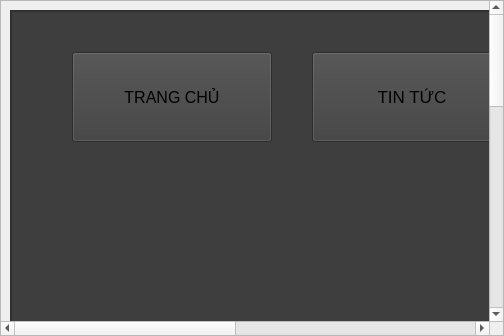
Old version of the form trangchu.ui in the repository Hahahahihihohe/LTUD.
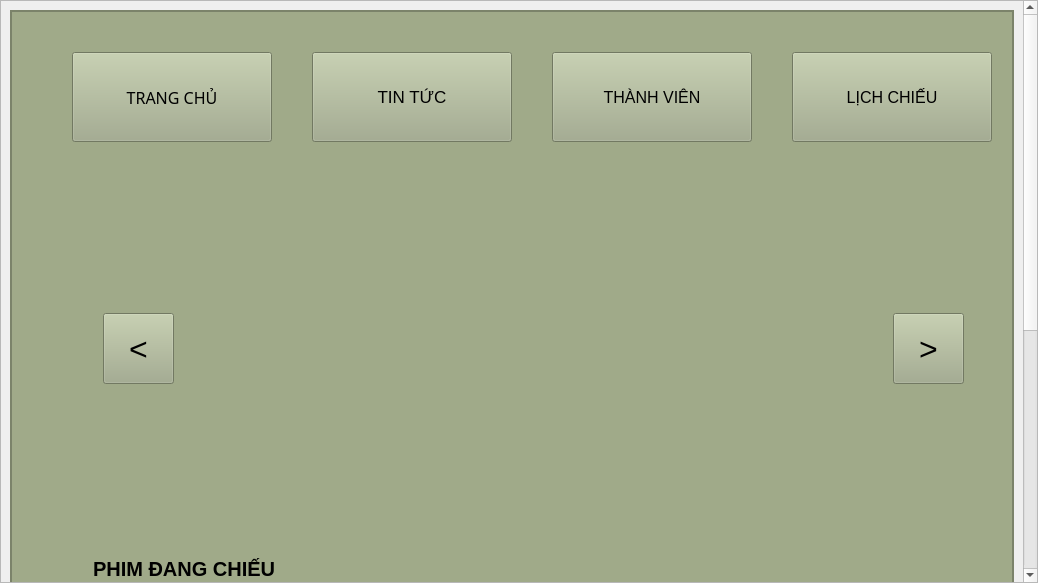
New version of the form. Icons and pictures are not drawn.

What changed in the file:
```diff
--- a/trangchu.ui
+++ b/trangchu.ui
@@ -6,8 +6,8 @@
    <rect>
     <x>0</x>
     <y>0</y>
-    <width>1039</width>
-    <height>0</height>
+    <width>1038</width>
+    <height>583</height>
    </rect>
   </property>
   <property name="windowTitle">
@@ -54,7 +54,7 @@
            </size>
           </property>
           <property name="styleSheet">
-           <string notr="true">background-color: rgb(62, 62, 62);</string>
+           <string notr="true">background-color: rgb(160, 170, 137)</string>
           </property>
           <property name="frameShape">
            <enum>QFrame::StyledPanel</enum>
@@ -340,14 +340,22 @@
                 <widget class="QPushButton" name="phai">
                  <property name="geometry">
                   <rect>
-                   <x>850</x>
+                   <x>870</x>
                    <y>150</y>
                    <width>71</width>
                    <height>71</height>
                   </rect>
                  </property>
+                 <property name="font">
+                  <font>
+                   <pointsize>24</pointsize>
+                  </font>
+                 </property>
                  <property name="styleSheet">
-                  <string notr="true">QPushButton {
+                  <string notr="true">background-color: rgba(0, 0, 0, 0);
+color: rgb(213, 0, 0) ;
+
+QPushButton {
     background-color: rgba(0, 0, 0, 0); /* Nền trong suốt */
     border: none; /* Loại bỏ viền (nếu cần) */
     color: black; /* Màu chữ (có thể thay đổi) */
@@ -355,7 +363,7 @@
 </string>
                  </property>
                  <property name="text">
-                  <string/>
+                  <string>&gt;</string>
                  </property>
                  <property name="checkable">
                   <bool>false</bool>
@@ -364,55 +372,24 @@
                   <bool>true</bool>
                  </property>
                 </widget>
-                <widget class="QLabel" name="label_2">
-                 <property name="geometry">
-                  <rect>
-                   <x>850</x>
-                   <y>150</y>
-                   <width>71</width>
-                   <height>71</height>
-                  </rect>
-                 </property>
-                 <property name="text">
-                  <string/>
-                 </property>
-                 <property name="pixmap">
-                  <pixmap>../../Users/hieun/Downloads/right.png.svg</pixmap>
-                 </property>
-                 <property name="scaledContents">
-                  <bool>true</bool>
-                 </property>
-                </widget>
-                <widget class="QLabel" name="label_3">
-                 <property name="geometry">
-                  <rect>
-                   <x>100</x>
-                   <y>150</y>
-                   <width>71</width>
-                   <height>71</height>
-                  </rect>
-                 </property>
-                 <property name="text">
-                  <string/>
-                 </property>
-                 <property name="pixmap">
-                  <pixmap>../../Users/hieun/Downloads/left-arrow.png</pixmap>
-                 </property>
-                 <property name="scaledContents">
-                  <bool>true</bool>
-                 </property>
-                </widget>
                 <widget class="QPushButton" name="trai">
                  <property name="geometry">
                   <rect>
-                   <x>100</x>
+                   <x>80</x>
                    <y>150</y>
                    <width>71</width>
                    <height>71</height>
                   </rect>
                  </property>
+                 <property name="font">
+                  <font>
+                   <pointsize>24</pointsize>
+                  </font>
+                 </property>
                  <property name="styleSheet">
-                  <string notr="true">QPushButton {
+                  <string notr="true">background-color: rgba(0, 0, 0, 0);
+color: rgb(213, 0, 0) ;
+QPushButton {
     background-color: rgba(0, 0, 0, 0); /* Nền trong suốt */
     border: none; /* Loại bỏ viền (nếu cần) */
     color: black; /* Màu chữ (có thể thay đổi) */
@@ -420,7 +397,7 @@
 </string>
                  </property>
                  <property name="text">
-                  <string/>
+                  <string>&lt;</string>
                  </property>
                 </widget>
                 <widget class="QStackedWidget" name="stackedWidget_3">
@@ -1168,6 +1145,7 @@
                </property>
                <property name="font">
                 <font>
+                 <family>MS Reference Sans Serif</family>
                  <pointsize>12</pointsize>
                 </font>
                </property>
```
Left out of the diff: 2 changed lines with no effect on the pictures.
